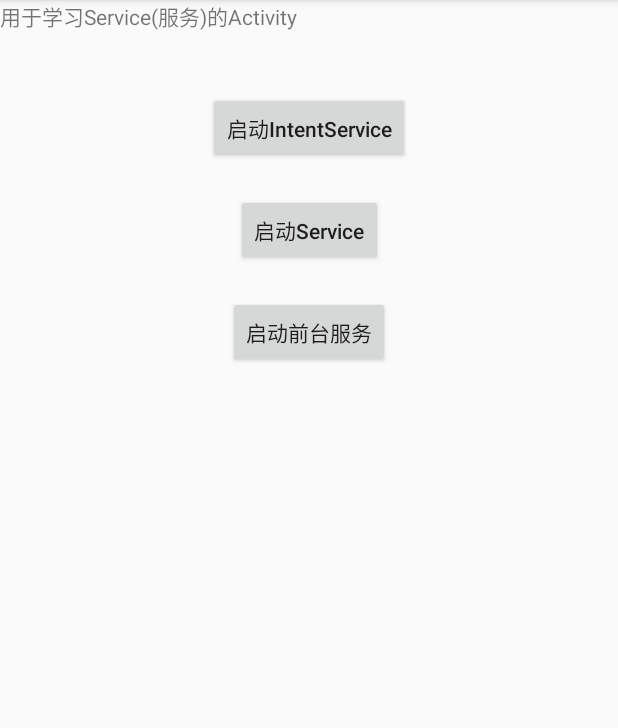
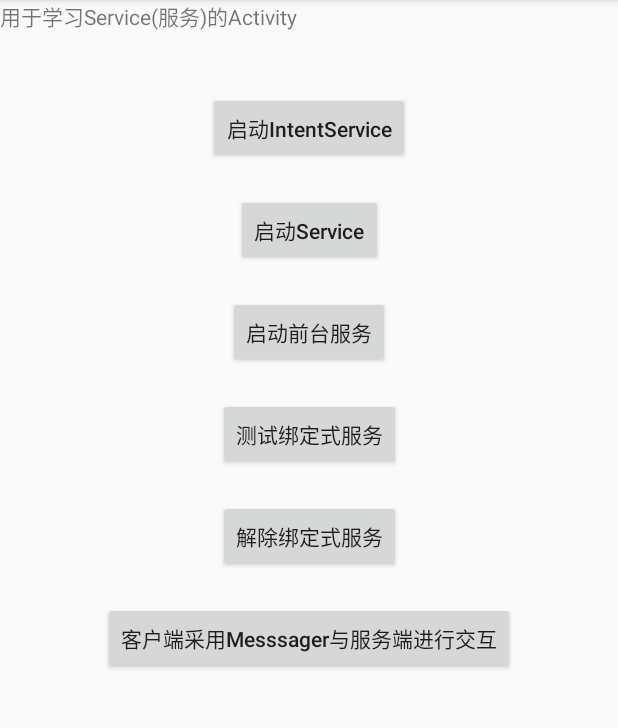
Before and after one commit to Haoqiang-chen/BasicAndroid, an Android app: the ServiceActivity screen opened directly, with no data from a screen before it, on a phone screen of 412 x 824 dp, the part 84-812 px from its top. Run offline under Robolectric (Android 15) with nearby library versions, the phone set to English and light mode, and no system bars; 1 statement that could not run was skipped.

Commit message:
绑定式服务的使用与信息交互

```diff
--- a/app/src/main/java/cc/aiknow/basicandroid/androidservice/ServiceActivity.kt
+++ b/app/src/main/java/cc/aiknow/basicandroid/androidservice/ServiceActivity.kt
@@ -1,10 +1,16 @@
 package cc.aiknow.basicandroid.androidservice
 
+import android.content.ComponentName
+import android.content.Context
 import android.content.Intent
-import android.os.Bundle
+import android.content.ServiceConnection
+import android.os.*
+import android.os.Build.VERSION_CODES.M
+import android.widget.Toast
 import androidx.appcompat.app.AppCompatActivity
 import cc.aiknow.basicandroid.R
 import kotlinx.android.synthetic.main.activity_service.*
+import java.lang.ref.WeakReference
 
 /**
  * @Description: 学习Service的辅助Activity
@@ -13,13 +19,90 @@ import kotlinx.android.synthetic.main.activity_service.*
  */
 class ServiceActivity : AppCompatActivity() {
 
+    private var myBindService: MyBindService? = null
+    private var isBind: Boolean = false
+    private var isMessengerServiceBind: Boolean = false
+    private var myServiceConnection: MyServiceConnection? = null
+
+    /**
+     * 定义服务端的Messenger和客户端的Messenger
+     */
+    private var serviceMessenger: Messenger? = null
+    private val clientMessenger: Messenger = Messenger(MyClientHandler(this))
+    private var myMessengerServiceConnection: MyMessengerServiceConnection? =null
+
+    companion object{
+        @JvmField
+        val FLAG_CLIENT = 0
+    }
+
+    private class MyClientHandler(val serviceActivity: ServiceActivity): Handler() {
+        val serviceActivityWeakReference: WeakReference<ServiceActivity> = WeakReference(serviceActivity)
+        override fun handleMessage(msg: Message?) {
+            msg?.let {
+                if (msg.what == FLAG_CLIENT) {
+                    Toast.makeText(serviceActivityWeakReference.get(), "服务端返回的数据", Toast.LENGTH_SHORT).show()
+                }
+            }
+        }
+    }
     override fun onCreate(savedInstanceState: Bundle?) {
         super.onCreate(savedInstanceState)
         setContentView(R.layout.activity_service)
         initListener()
+        // 将Activity与绑定式服务进行绑定
+        initBindService()
+        // 采用Messenger进行通信的绑定式服务
+        initBindServiceByMessenger()
     }
 
-    fun initListener() {
+    private fun initBindService() {
+        val intent = Intent().apply {
+            setClass(this@ServiceActivity, MyBindService:: class.java)
+        }
+        myServiceConnection = MyServiceConnection()
+        bindService(intent, myServiceConnection!!, Context.BIND_AUTO_CREATE)
+    }
+
+    private fun initBindServiceByMessenger() {
+        val intent = Intent().apply {
+            setClass(this@ServiceActivity, MyMessengerBindService::class.java)
+        }
+        myMessengerServiceConnection = MyMessengerServiceConnection()
+        bindService(intent, myMessengerServiceConnection!! , Context.BIND_AUTO_CREATE)
+    }
+    /**
+     * bindService方法中需要传入一个ServiceConnection对象作为参数，该参数用于监控客户端与服务器的连接
+     */
+    inner class MyServiceConnection: ServiceConnection{
+        // 该方法在服务正常关闭的情况下不会被调用，只有在服务被意外关闭时才会被调用
+        override fun onServiceDisconnected(name: ComponentName?) {
+            isBind = false
+        }
+
+        // 绑定到服务时被调用
+        override fun onServiceConnected(name: ComponentName?, service: IBinder?) {
+            isBind = true
+            myBindService = (service as MyBindService.MyBinder).myBindService
+        }
+    }
+
+    /**
+     * 采用Messenger进行交互式时的ServiceConnection
+     */
+    inner class MyMessengerServiceConnection: ServiceConnection {
+        override fun onServiceDisconnected(name: ComponentName?) {
+            isMessengerServiceBind = false
+        }
+
+        override fun onServiceConnected(name: ComponentName?, service: IBinder?) {
+            serviceMessenger = Messenger(service)
+            isMessengerServiceBind = true
+        }
+
+    }
+
+    private fun initListener() {
         intentServiceButton.setOnClickListener {
             for (intentNum in 0 until 3) {
                 /**
@@ -53,5 +136,42 @@ class ServiceActivity : AppCompatActivity() {
             startService(intent)
 
         }
+        /**
+         * 测试绑定式服务
+         */
+        bindServiceTestButton.setOnClickListener {
+            if (isBind) {
+                Toast.makeText(this, "服务已绑定，接收的服务数据为：  " + myBindService?.testData(), Toast.LENGTH_SHORT).show()
+            } else {
+                Toast.makeText(this, "服务已解除绑定", Toast.LENGTH_SHORT).show()
+            }
+        }
+
+        /**
+         * 接触绑定式服务
+         */
+        bindServiceUnbindButton.setOnClickListener {
+            unbindService(myServiceConnection!!)
+            isBind = false
+        }
+
+        /**
+         * 采用Mesaenger与服务端进行通信
+         */
+        bindServiceMessengerClientButton.setOnClickListener {
+            if (isMessengerServiceBind) {
+                val message = Message.obtain(null, MyMessengerBindService.FLAG_SERVICE, 0, 0)
+                message.replyTo = clientMessenger
+                serviceMessenger?.send(message)
+            }
+        }
+    }
+
+    override fun onStop() {
+        super.onStop()
+        layoutInflater
+        myMessengerServiceConnection?.let {
+            unbindService(it)
+        }
     }
 }
--- a/app/src/main/res/layout/activity_service.xml
+++ b/app/src/main/res/layout/activity_service.xml
@@ -47,4 +47,35 @@
         android:layout_marginTop="20dp"
         android:text="启动前台服务"/>
 
+    <Button
+        android:id="@+id/bindServiceTestButton"
+        android:layout_width="wrap_content"
+        android:layout_height="wrap_content"
+        app:layout_constraintStart_toStartOf="parent"
+        app:layout_constraintEnd_toEndOf="parent"
+        app:layout_constraintTop_toBottomOf="@id/foregroundServiceButton"
+        android:layout_marginTop="20dp"
+        android:text="测试绑定式服务"/>
+
+    <Button
+        android:id="@+id/bindServiceUnbindButton"
+        android:layout_width="wrap_content"
+        android:layout_height="wrap_content"
+        app:layout_constraintStart_toStartOf="parent"
+        app:layout_constraintEnd_toEndOf="parent"
+        app:layout_constraintTop_toBottomOf="@id/bindServiceTestButton"
+        android:layout_marginTop="20dp"
+        android:text="解除绑定式服务"/>
+
+    <Button
+        android:id="@+id/bindServiceMessengerClientButton"
+        android:layout_width="wrap_content"
+        android:layout_height="wrap_content"
+        app:layout_constraintStart_toStartOf="parent"
+        app:layout_constraintEnd_toEndOf="parent"
+        app:layout_constraintTop_toBottomOf="@id/bindServiceUnbindButton"
+        android:layout_marginTop="20dp"
+        android:text="客户端采用Messsager与服务端进行交互"
+        android:textAllCaps="false"/>
+
 </androidx.constraintlayout.widget.ConstraintLayout>
```
Also changed, not shown: app/src/main/AndroidManifest.xml (+12 -1 lines), app/src/main/java/cc/aiknow/basicandroid/androidservice/MyBindService.java (added, +40 -0 lines), app/src/main/java/cc/aiknow/basicandroid/androidservice/MyMessengerBindService.java (added, +41 -0 lines).
